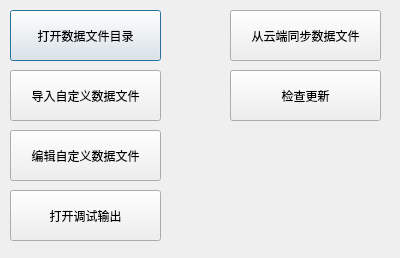
This is ui/FormMenu.ui in Pitrick3141/RogueLifePy as Qt 5 draws it before an edit. The edited form follows.
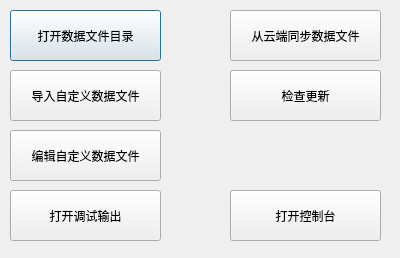
This is the edited form.

The edit to the form file:
```diff
--- a/ui/FormMenu.ui
+++ b/ui/FormMenu.ui
@@ -119,6 +119,19 @@
     <string>打开调试输出</string>
    </property>
   </widget>
+  <widget class="QPushButton" name="buttonConsole">
+   <property name="geometry">
+    <rect>
+     <x>230</x>
+     <y>190</y>
+     <width>151</width>
+     <height>51</height>
+    </rect>
+   </property>
+   <property name="text">
+    <string>打开控制台</string>
+   </property>
+  </widget>
  </widget>
  <resources/>
  <connections>
```
